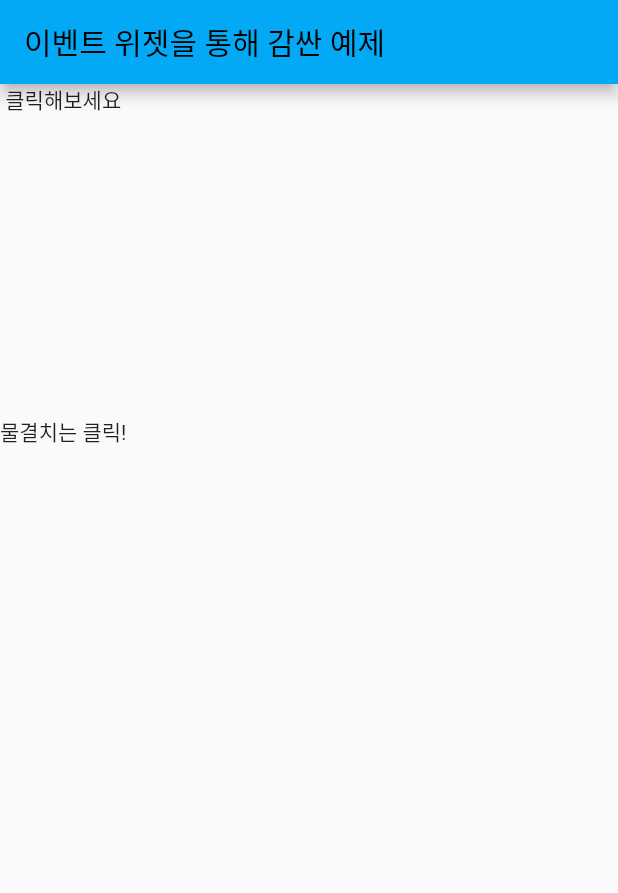
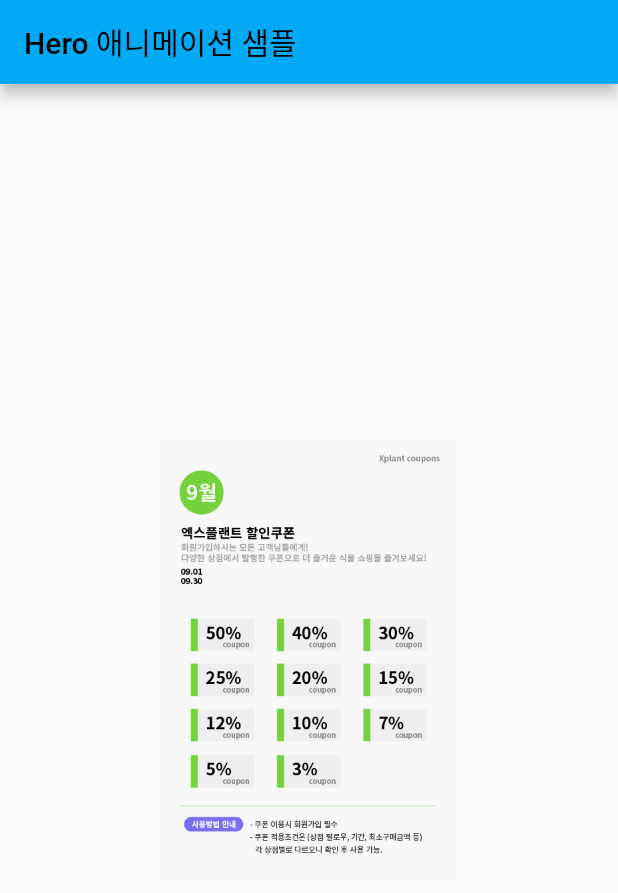
Before and after one commit to BOBODDO/Flutter_Study, a Flutter app: the screen it shows after launch, on a phone screen of 412 x 824 dp. Shown: the top 893 px of the screen. Run offline on Flutter 3.47's test engine with Material 2 defaults, Android fonts, the phone set to English and light mode, and no system bars.

Commit message:
Hero 애니메이션 위젯을 통해 동일한 태그를 가진 화면 전환 애니메이션 생성

```diff
--- a/lib/main.dart
+++ b/lib/main.dart
@@ -19,36 +19,52 @@ class MyApp extends StatelessWidget {
   }
 }
 
-class MyHomePage extends StatefulWidget {
+class MyHomePage extends StatelessWidget {
   const MyHomePage({Key? key}) : super(key: key);
 
   @override
-  State<MyHomePage> createState() => _MyHomePageState();
+  Widget build(BuildContext context) {
+    return Scaffold(
+      appBar: AppBar(
+        title: Text('Hero 애니메이션 샘플'),
+      ),
+      body: Center(
+        child: InkWell(
+          onTap: () {
+            Navigator.push(context,
+                MaterialPageRoute(builder: (context) => HeroDetailPage()));
+          },
+          child: Hero(
+            tag: 'coupon',
+            child: Image.asset(
+              'assets/banner.jpeg',
+              width: 200,
+              height: 500,
+            ),
+          ),
+        ),
+      ),
+    );
+  }
 }
 
-class _MyHomePageState extends State<MyHomePage> {
+class HeroDetailPage extends StatelessWidget {
+  const HeroDetailPage({Key? key}) : super(key: key);
+
   @override
   Widget build(BuildContext context) {
     return Scaffold(
-        appBar: AppBar(
-          title: Text('이벤트 위젯을 통해 감싼 예제'),
+      appBar: AppBar(
+        title: Text('Hero 애니메이션 샘플 - 디테일 화면'),
+      ),
+      body: Center(
+        child: Hero(
+          tag: 'coupon',
+          child: Image.asset(
+            'assets/banner.jpeg',
+          ),
         ),
-        body: Column(
-          children: [
-            GestureDetector(
-              onTap: () {
-                print('GesturdDetector 클릭!');
-              },
-              child: Text('클릭해보세요'),
-            ),
-            SizedBox(height: 200),
-            InkWell(
-              onTap: () {
-                print('물결치는 InkWell 클릭');
-              },
-              child: Text('물결치는 클릭!'),
-            )
-          ],
-        ));
+      ),
+    );
   }
 }
```
